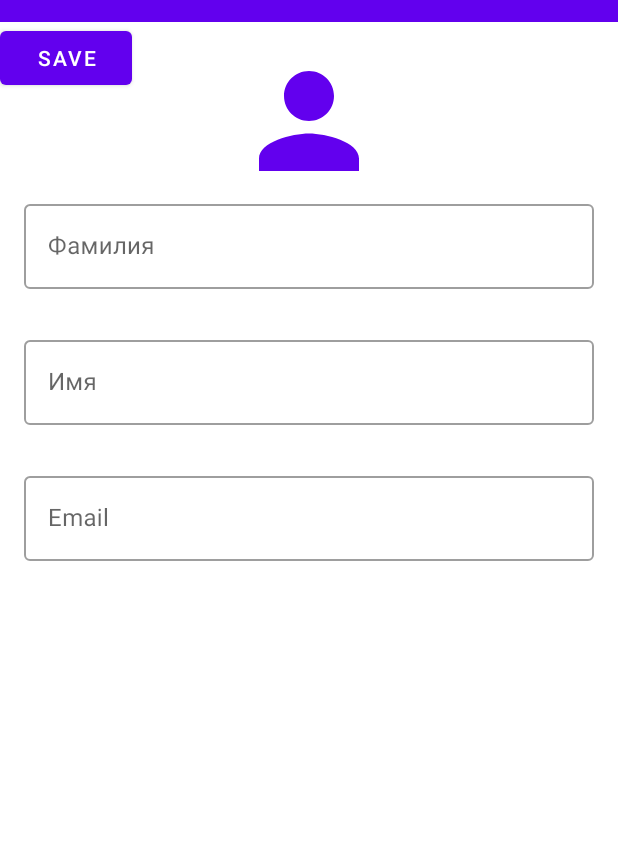
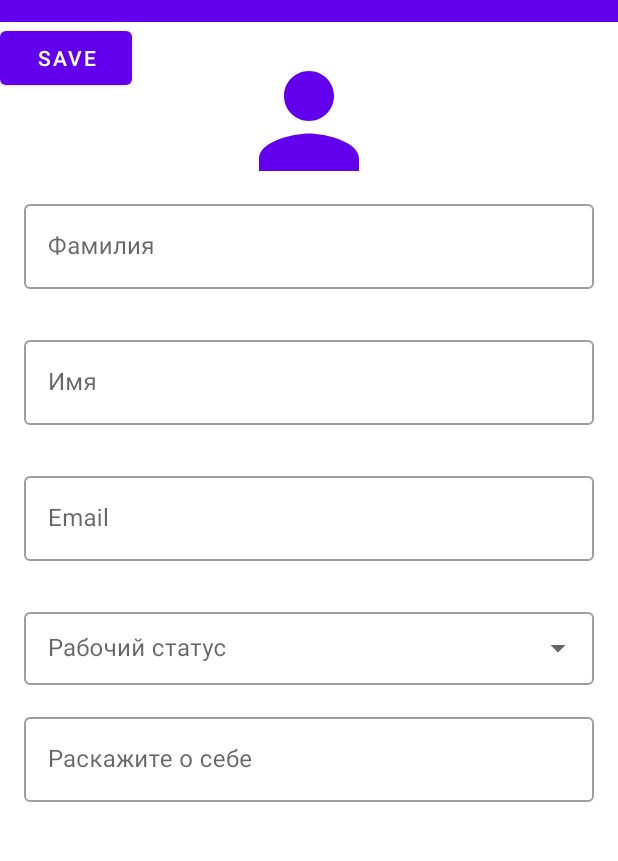
Before and after one commit to AbdulloSodikov/Project-Talent, an Android app: the AddNewPersonFragment screen opened through its navigation route, on a phone screen of 412 x 824 dp, the part 62-923 px from its top. Run offline under Robolectric (Android 15) with nearby library versions, the phone set to English and light mode, and no system bars; our stand-ins replace CircleImageView, Room's generated code.

Commit message:
add dropdown menu in layout AddTalent

```diff
--- a/app/src/main/java/com/ak/sodikov/talent_v2/screens/add/AddNewPersonFragment.kt
+++ b/app/src/main/java/com/ak/sodikov/talent_v2/screens/add/AddNewPersonFragment.kt
@@ -5,6 +5,8 @@ import androidx.fragment.app.Fragment
 import android.view.LayoutInflater
 import android.view.View
 import android.view.ViewGroup
+import android.widget.ArrayAdapter
+import android.widget.AutoCompleteTextView
 import androidx.lifecycle.ViewModelProvider
 import com.ak.sodikov.talent_v2.R
 import com.ak.sodikov.talent_v2.databinding.FragmentAddPersonBinding
@@ -16,13 +18,16 @@ class AddNewPersonFragment : Fragment() {
     private var binding: FragmentAddPersonBinding? = null
     private val mBinding get() = binding!!
     lateinit var mViewModel: AddNewPersonFragmentViewModel
+    lateinit var autoCompleteWorkState : AutoCompleteTextView
 
     override fun onCreateView(
         inflater: LayoutInflater, container: ViewGroup?,
         savedInstanceState: Bundle?
     ): View? {
         binding = FragmentAddPersonBinding.inflate(inflater)
+
         return mBinding.root
+
     }
 
     override fun onStart() {
@@ -32,6 +37,10 @@ class AddNewPersonFragment : Fragment() {
 
     private fun initialization() {
         mViewModel = ViewModelProvider(this).get(AddNewPersonFragmentViewModel::class.java)
+        val workState = resources.getStringArray(R.array.work_state)
+        val workStateAdapter = ArrayAdapter(requireContext(), R.layout.dropdpwn_item_work_state, workState)
+        mBinding.autoCompletWorkState.setAdapter(workStateAdapter)
+
         mBinding.btnSave.setOnClickListener {
             val sureName = mBinding.textAddSureName.text.toString()
             val name = mBinding.textAddName.text.toString()
--- /dev/null
+++ b/app/src/main/res/layout/dropdpwn_item_work_state.xml
@@ -0,0 +1,9 @@
+
+<TextView xmlns:android="http://schemas.android.com/apk/res/android"
+    android:layout_width="match_parent"
+    android:layout_height="wrap_content"
+    android:ellipsize="end"
+    android:maxLines="1"
+    android:padding="@dimen/margin_norm">
+
+</TextView>
--- a/app/src/main/res/layout/fragment_add_person.xml
+++ b/app/src/main/res/layout/fragment_add_person.xml
@@ -84,6 +84,50 @@
 
     </com.google.android.material.textfield.TextInputLayout>
 
+    <com.google.android.material.textfield.TextInputLayout
+        android:id="@+id/dropDown_work_state"
+        android:layout_width="match_parent"
+        android:layout_height="wrap_content"
+        android:hint="Рабочий статус"
+        style="@style/Widget.MaterialComponents.TextInputLayout.OutlinedBox.Dense.ExposedDropdownMenu"
+        android:layout_marginStart="16dp"
+        android:layout_marginTop="8dp"
+        android:layout_marginEnd="16dp"
+        app:layout_constraintTop_toBottomOf="@+id/et_add_email">
+
+        <AutoCompleteTextView
+            android:id="@+id/autoComplet_workState"
+            android:layout_width="match_parent"
+            android:layout_height="match_parent"
+            android:enabled="false"
+            android:inputType="none"
+            android:textColor="@color/black"
+            />
+    </com.google.android.material.textfield.TextInputLayout>
+
+    <com.google.android.material.textfield.TextInputLayout
+        android:id="@+id/et_add_about"
+        style="@style/Widget.MaterialComponents.TextInputLayout.OutlinedBox"
+        android:layout_width="match_parent"
+        android:layout_height="wrap_content"
+        android:layout_marginStart="16dp"
+        android:layout_marginTop="16dp"
+        android:layout_marginEnd="16dp"
+        app:errorEnabled="true"
+        app:layout_constraintEnd_toEndOf="parent"
+        app:layout_constraintHorizontal_bias="0.0"
+        app:layout_constraintStart_toStartOf="parent"
+        app:layout_constraintTop_toBottomOf="@+id/dropDown_work_state">
+
+        <com.google.android.material.textfield.TextInputEditText
+            android:id="@+id/text_add_about"
+            android:layout_width="match_parent"
+            android:layout_height="wrap_content"
+            android:hint="Раскажите о себе" />
+
+
+    </com.google.android.material.textfield.TextInputLayout>
+
     <Button
         android:id="@+id/btn_save"
         android:layout_width="wrap_content"
--- a/app/src/main/res/layout/fragment_list.xml
+++ b/app/src/main/res/layout/fragment_list.xml
@@ -11,7 +11,7 @@
         android:layout_width="match_parent"
         android:layout_height="match_parent"
         app:layoutManager="androidx.recyclerview.widget.GridLayoutManager"
-tools:listitem="@layout/talent_item"
+        tools:listitem="@layout/talent_item"
         app:layout_constraintBottom_toBottomOf="parent"
         app:layout_constraintEnd_toEndOf="parent"
         app:layout_constraintStart_toStartOf="parent"
--- a/app/src/main/res/layout/talent_item.xml
+++ b/app/src/main/res/layout/talent_item.xml
@@ -8,7 +8,6 @@
     app:cardCornerRadius="@dimen/card_corner_radius"
     app:cardElevation="@dimen/card_elevation"
     android:outlineSpotShadowColor="@color/md_indigo_50">
-
 
     <androidx.constraintlayout.widget.ConstraintLayout
 
--- a/app/src/main/res/values/strings.xml
+++ b/app/src/main/res/values/strings.xml
@@ -6,4 +6,10 @@
     <string name="text_more_about_talent"><![CDATA[узнать больше -->]]></string>
     <string name="hint_adout_talent">about</string>
     <string name="title_talent">Talent</string>
+
+    <string-array name="work_state">
+        <item>Могу работать</item>
+        <item>Не могу работать</item>
+    </string-array>
+
 </resources>
```
